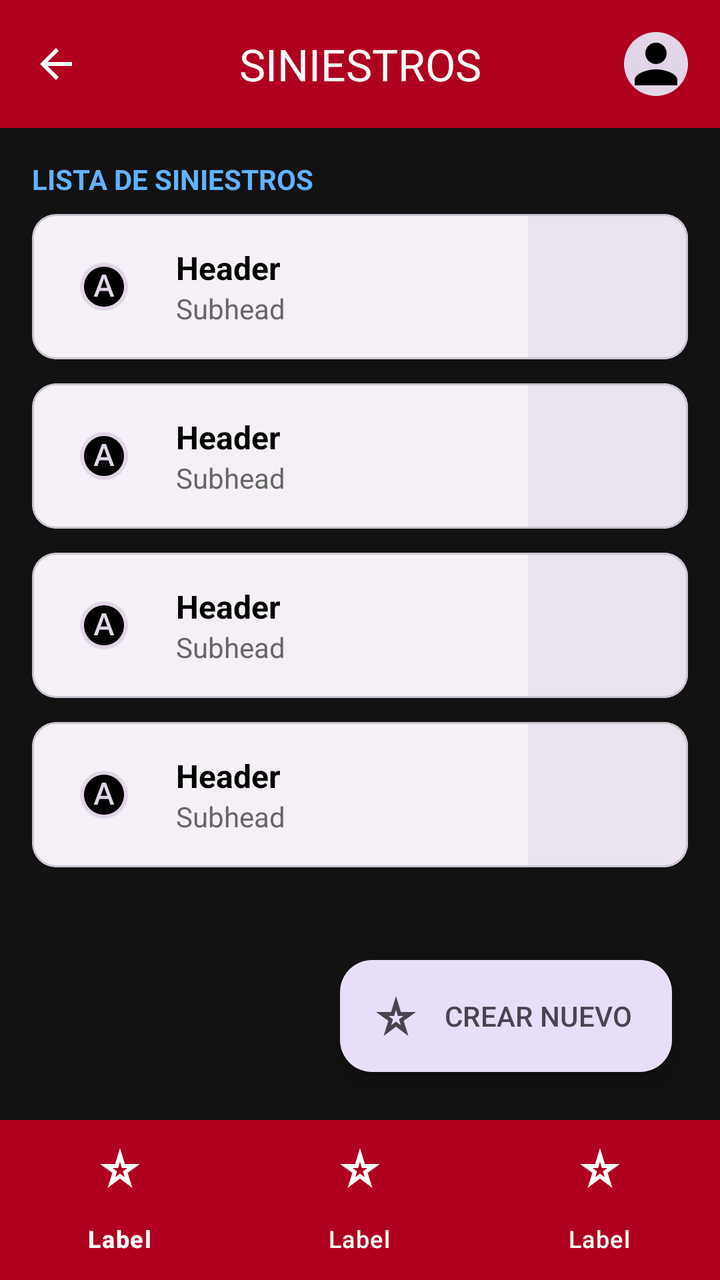
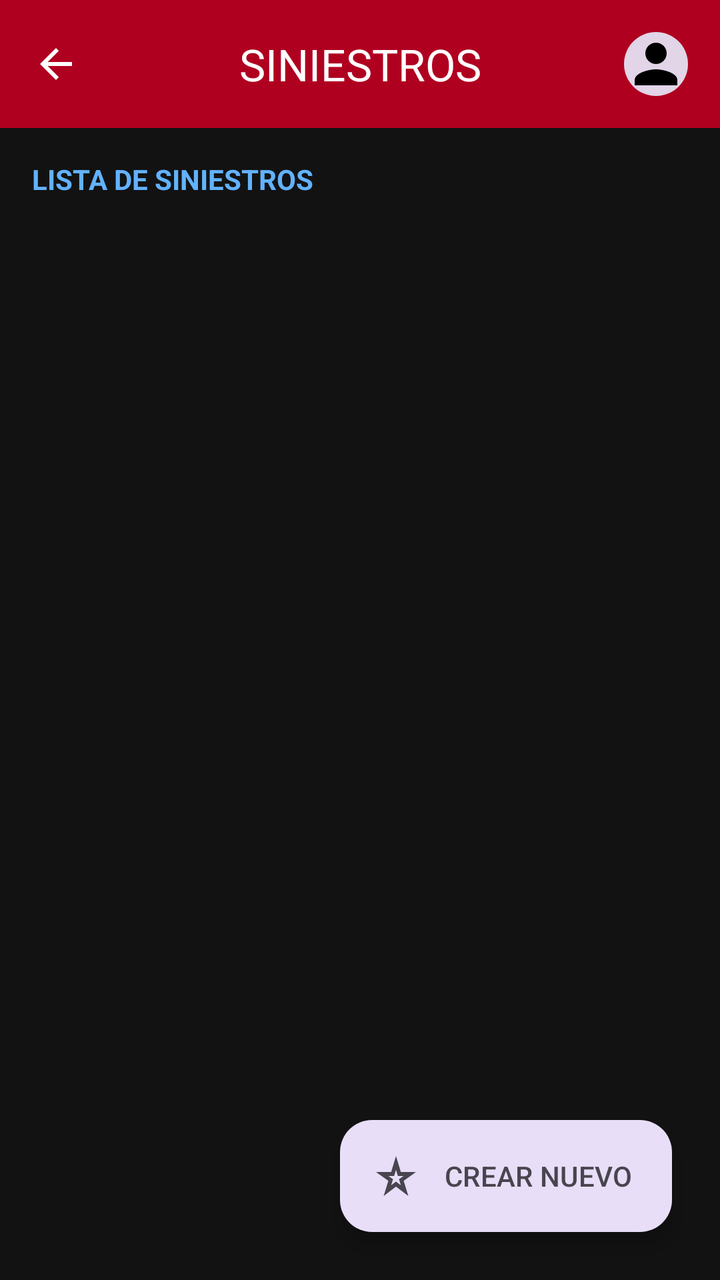

Before-and-after screenshots of an Android layout around one commit, followed by the original layout XML and the change that was made.
<!-- AndroidManifest.xml: application theme Theme.Autotechs -->
<!-- res/layout/activity_siniestros.xml -->
<?xml version="1.0" encoding="utf-8"?>
<androidx.constraintlayout.widget.ConstraintLayout
    xmlns:android="http://schemas.android.com/apk/res/android"
    xmlns:app="http://schemas.android.com/apk/res-auto"
    android:id="@+id/main"
    android:layout_width="match_parent"
    android:layout_height="match_parent"
    android:background="#121212">

    <com.google.android.material.appbar.AppBarLayout
        android:id="@+id/appBarLayout"
        android:layout_width="match_parent"
        android:layout_height="wrap_content"
        app:layout_constraintTop_toTopOf="parent">

        <com.google.android.material.appbar.MaterialToolbar
            android:id="@+id/topAppBar"
            android:layout_width="match_parent"
            android:layout_height="?attr/actionBarSize"
            android:background="#B00020"
            app:title="SINIESTROS"
            app:titleCentered="true"
            app:titleTextColor="@android:color/white"
            app:navigationIcon="@drawable/ic_back"
            app:navigationIconTint="@android:color/white">

            <com.google.android.material.imageview.ShapeableImageView
                android:layout_width="32dp"
                android:layout_height="32dp"
                android:layout_gravity="end"
                android:layout_marginEnd="16dp"
                android:background="#E1D5E7"
                android:src="@drawable/ic_profile_placeholder"
                app:shapeAppearanceOverlay="@style/CircleImageStyle" />
        </com.google.android.material.appbar.MaterialToolbar>
    </com.google.android.material.appbar.AppBarLayout>

    <TextView
        android:id="@+id/tvListaTitulo"
        android:layout_width="wrap_content"
        android:layout_height="wrap_content"
        android:layout_margin="16dp"
        android:text="LISTA DE SINIESTROS"
        android:textColor="#62B2FD"
        android:textStyle="bold"
        app:layout_constraintStart_toStartOf="parent"
        app:layout_constraintTop_toBottomOf="@id/appBarLayout" />

    <ScrollView
        android:layout_width="match_parent"
        android:layout_height="0dp"
        android:layout_marginTop="8dp"
        app:layout_constraintTop_toBottomOf="@id/tvListaTitulo"
        app:layout_constraintBottom_toTopOf="@id/bottomNavigation">

        <LinearLayout
            android:layout_width="match_parent"
            android:layout_height="wrap_content"
            android:orientation="vertical"
            android:paddingHorizontal="16dp">

            <include layout="@layout/item_cliente_card" />
            <include layout="@layout/item_cliente_card" />
            <include layout="@layout/item_cliente_card" />
            <include layout="@layout/item_cliente_card" />

        </LinearLayout>
    </ScrollView>

    <com.google.android.material.floatingactionbutton.ExtendedFloatingActionButton
        android:id="@+id/btnCrearNuevo"
        android:layout_width="wrap_content"
        android:layout_height="wrap_content"
        android:layout_margin="24dp"
        android:text="CREAR NUEVO"
        android:textColor="#49454F"
        app:backgroundTint="#E8DEF8"
        app:icon="@drawable/ic_star"
        app:iconTint="#49454F"
        app:layout_constraintBottom_toTopOf="@id/bottomNavigation"
        app:layout_constraintEnd_toEndOf="parent" />

    <com.google.android.material.bottomnavigation.BottomNavigationView
        android:id="@+id/bottomNavigation"
        android:layout_width="match_parent"
        android:layout_height="wrap_content"
        android:background="#B00020"
        app:itemIconTint="@android:color/white"
        app:itemTextColor="@android:color/white"
        app:layout_constraintBottom_toBottomOf="parent"
        app:menu="@menu/bottom_nav_menu" />

</androidx.constraintlayout.widget.ConstraintLayout>
<!-- res/layout/item_cliente_card.xml (included above) -->
<?xml version="1.0" encoding="utf-8"?>
<com.google.android.material.card.MaterialCardView
    xmlns:android="http://schemas.android.com/apk/res/android"
    xmlns:app="http://schemas.android.com/apk/res-auto"
    android:layout_width="match_parent"
    android:layout_height="wrap_content"
    android:layout_marginBottom="12dp"
    app:cardCornerRadius="12dp"
    app:cardBackgroundColor="#F5F0F6">

    <LinearLayout
        android:layout_width="match_parent"
        android:layout_height="wrap_content"
        android:orientation="horizontal">

        <LinearLayout
            android:layout_width="0dp"
            android:layout_height="wrap_content"
            android:layout_weight="1"
            android:orientation="horizontal"
            android:padding="16dp"
            android:gravity="center_vertical">

            <com.google.android.material.imageview.ShapeableImageView
                android:layout_width="40dp"
                android:layout_height="40dp"
                android:background="#E1D5E7"
                android:src="@drawable/ic_letter_a"
                android:padding="8dp"
                app:shapeAppearanceOverlay="@style/CircleImageStyle" />

            <LinearLayout
                android:layout_width="wrap_content"
                android:layout_height="wrap_content"
                android:layout_marginStart="16dp"
                android:orientation="vertical">

                <TextView
                    android:layout_width="wrap_content"
                    android:layout_height="wrap_content"
                    android:text="Header"
                    android:textColor="#000000"
                    android:textSize="16sp"
                    android:textStyle="bold" />

                <TextView
                    android:layout_width="wrap_content"
                    android:layout_height="wrap_content"
                    android:text="Subhead"
                    android:textColor="#666666"
                    android:textSize="14sp" />
            </LinearLayout>
        </LinearLayout>

        <View
            android:layout_width="80dp"
            android:layout_height="match_parent"
            android:background="#EBE4EF" />

    </LinearLayout>
</com.google.android.material.card.MaterialCardView>
<!-- resources referenced by this layout -->
<resources>
  <!-- drawable ic_back (drawable) -->
  <vector xmlns:android="http://schemas.android.com/apk/res/android" android:autoMirrored="true" android:height="24dp" android:tint="#000000" android:viewportHeight="24" android:viewportWidth="24" android:width="24dp">
        
      <path android:fillColor="@android:color/white" android:pathData="M20,11H7.83l5.59,-5.59L12,4l-8,8 8,8 1.41,-1.41L7.83,13H20v-2z"/>
      
  </vector>
  <!-- drawable ic_letter_a (drawable) -->
  <vector xmlns:android="http://schemas.android.com/apk/res/android" android:height="24dp" android:tint="#000000" android:viewportHeight="24" android:viewportWidth="24" android:width="24dp">
        
      <path android:fillColor="@android:color/white" android:pathData="M12.04,8.04l-0.09,0l-1.6,4.55l3.29,0z"/>
        
      <path android:fillColor="@android:color/white" android:pathData="M12,2C6.48,2 2,6.48 2,12s4.48,10 10,10s10,-4.48 10,-10S17.52,2 12,2zM15.21,17l-0.98,-2.81H9.78l-1,2.81h-1.9l4.13,-11h1.97l4.13,11H15.21z"/>
      
  </vector>
  <!-- drawable ic_profile_placeholder (drawable) -->
  <vector xmlns:android="http://schemas.android.com/apk/res/android" android:height="24dp" android:tint="#000000" android:viewportHeight="24" android:viewportWidth="24" android:width="24dp">
        
      <path android:fillColor="@android:color/white" android:pathData="M12,12c2.21,0 4,-1.79 4,-4s-1.79,-4 -4,-4 -4,1.79 -4,4 1.79,4 4,4zM12,14c-2.67,0 -8,1.34 -8,4v2h16v-2c0,-2.66 -5.33,-4 -8,-4z"/>
      
  </vector>
  <!-- drawable ic_star (drawable) -->
  <vector xmlns:android="http://schemas.android.com/apk/res/android" android:height="24dp" android:tint="#000000" android:viewportHeight="24" android:viewportWidth="24" android:width="24dp">
        
      <path android:fillColor="@android:color/white" android:pathData="M12,8.89L12.94,12h2.82l-2.27,1.62l0.93,3.01L12,14.79l-2.42,1.84l0.93,-3.01L8.24,12h2.82L12,8.89M12,2l-2.42,8H2l6.17,4.41L5.83,22L12,17.31L18.18,22l-2.35,-7.59L22,10h-7.58L12,2L12,2z"/>
      
  </vector>
  <style name="CircleImageStyle">
          <item name="cornerSize">50%</item>
      </style>
  <style name="Theme.Autotechs" parent="Base.Theme.Autotechs" />
  <style name="Base.Theme.Autotechs" parent="Theme.Material3.DayNight.NoActionBar">
          
          
      </style>
</resources>

<!-- the commit's change to res/layout/activity_siniestros.xml (unified diff, before → after) -->
@@ -2,6 +2,7 @@
 <androidx.constraintlayout.widget.ConstraintLayout
     xmlns:android="http://schemas.android.com/apk/res/android"
     xmlns:app="http://schemas.android.com/apk/res-auto"
+    xmlns:tools="http://schemas.android.com/tools"
     android:id="@+id/main"
     android:layout_width="match_parent"
     android:layout_height="match_parent"
@@ -46,26 +47,15 @@
         app:layout_constraintStart_toStartOf="parent"
         app:layout_constraintTop_toBottomOf="@id/appBarLayout" />
 
-    <ScrollView
+    <androidx.recyclerview.widget.RecyclerView
+        android:id="@+id/rvSiniestros"
         android:layout_width="match_parent"
         android:layout_height="0dp"
         android:layout_marginTop="8dp"
+        android:paddingHorizontal="16dp"
         app:layout_constraintTop_toBottomOf="@id/tvListaTitulo"
-        app:layout_constraintBottom_toTopOf="@id/bottomNavigation">
-
-        <LinearLayout
-            android:layout_width="match_parent"
-            android:layout_height="wrap_content"
-            android:orientation="vertical"
-            android:paddingHorizontal="16dp">
-
-            <include layout="@layout/item_cliente_card" />
-            <include layout="@layout/item_cliente_card" />
-            <include layout="@layout/item_cliente_card" />
-            <include layout="@layout/item_cliente_card" />
-
-        </LinearLayout>
-    </ScrollView>
+        app:layout_constraintBottom_toBottomOf="parent"
+        tools:listitem="@layout/item_siniestro_card" />
 
     <com.google.android.material.floatingactionbutton.ExtendedFloatingActionButton
         android:id="@+id/btnCrearNuevo"
@@ -77,21 +67,11 @@
         app:backgroundTint="#E8DEF8"
         app:icon="@drawable/ic_star"
         app:iconTint="#49454F"
-        app:layout_constraintBottom_toTopOf="@id/bottomNavigation"
+        app:layout_constraintBottom_toBottomOf="parent"
         app:layout_constraintEnd_toEndOf="parent" />
 
-    <com.google.android.material.bottomnavigation.BottomNavigationView
-        android:id="@+id/bottomNavigation"
-        android:layout_width="match_parent"
-        android:layout_height="wrap_content"
-        android:background="#B00020"
-        app:itemIconTint="@android:color/white"
-        app:itemTextColor="@android:color/white"
-        app:layout_constraintBottom_toBottomOf="parent"
-        app:menu="@menu/bottom_nav_menu" />
-
 </androidx.constraintlayout.widget.ConstraintLayout>
-<!-- res/layout/item_cliente_card.xml (included above) -->
+<!-- res/layout/item_siniestro_card.xml (included above) -->
 <?xml version="1.0" encoding="utf-8"?>
 <com.google.android.material.card.MaterialCardView
     xmlns:android="http://schemas.android.com/apk/res/android"
@@ -116,11 +96,11 @@
             android:gravity="center_vertical">
 
             <com.google.android.material.imageview.ShapeableImageView
-                android:layout_width="40dp"
-                android:layout_height="40dp"
+                android:layout_width="45dp"
+                android:layout_height="45dp"
                 android:background="#E1D5E7"
-                android:src="@drawable/ic_letter_a"
-                android:padding="8dp"
+                android:src="@drawable/ic_car"
+                android:padding="10dp"
                 app:shapeAppearanceOverlay="@style/CircleImageStyle" />
 
             <LinearLayout
@@ -130,26 +110,51 @@
                 android:orientation="vertical">
 
                 <TextView
+                    android:id="@+id/tvVehiculo"
                     android:layout_width="wrap_content"
                     android:layout_height="wrap_content"
-                    android:text="Header"
+                    android:text="Toyota Corolla"
                     android:textColor="#000000"
                     android:textSize="16sp"
                     android:textStyle="bold" />
 
                 <TextView
+                    android:id="@+id/tvPlaca"
                     android:layout_width="wrap_content"
                     android:layout_height="wrap_content"
-                    android:text="Subhead"
+                    android:text="Placa: P123-456"
                     android:textColor="#666666"
                     android:textSize="14sp" />
+
+                <TextView
+                    android:id="@+id/tvDanos"
+                    android:layout_width="wrap_content"
+                    android:layout_height="wrap_content"
+                    android:text="Daños: Estructural, Estético"
+                    android:textColor="#B00020"
+                    android:textSize="12sp"
+                    android:textStyle="italic" />
             </LinearLayout>
         </LinearLayout>
 
-        <View
-            android:layout_width="80dp"
+        <LinearLayout
+            android:layout_width="90dp"
             android:layout_height="match_parent"
-            android:background="#EBE4EF" />
+            android:background="#EBE4EF"
+            android:gravity="center"
+            android:orientation="vertical"
+            android:padding="8dp">
+
+            <TextView
+                android:id="@+id/tvEstado"
+                android:layout_width="wrap_content"
+                android:layout_height="wrap_content"
+                android:text="TALLER"
+                android:textColor="#B00020"
+                android:textSize="12sp"
+                android:textStyle="bold"
+                android:gravity="center" />
+        </LinearLayout>
 
     </LinearLayout>
 </com.google.android.material.card.MaterialCardView>
<!-- resource entries referenced after the edit -->
@@ -6,13 +6,16 @@
       <path android:fillColor="@android:color/white" android:pathData="M20,11H7.83l5.59,-5.59L12,4l-8,8 8,8 1.41,-1.41L7.83,13H20v-2z"/>
       
   </vector>
-  <!-- drawable ic_letter_a (drawable) -->
-  <vector xmlns:android="http://schemas.android.com/apk/res/android" android:height="24dp" android:tint="#000000" android:viewportHeight="24" android:viewportWidth="24" android:width="24dp">
-        
-      <path android:fillColor="@android:color/white" android:pathData="M12.04,8.04l-0.09,0l-1.6,4.55l3.29,0z"/>
-        
-      <path android:fillColor="@android:color/white" android:pathData="M12,2C6.48,2 2,6.48 2,12s4.48,10 10,10s10,-4.48 10,-10S17.52,2 12,2zM15.21,17l-0.98,-2.81H9.78l-1,2.81h-1.9l4.13,-11h1.97l4.13,11H15.21z"/>
-      
+  <!-- drawable ic_car (drawable) -->
+  <vector xmlns:android="http://schemas.android.com/apk/res/android"
+      android:width="24dp"
+      android:height="24dp"
+      android:viewportWidth="24"
+      android:viewportHeight="24"
+      android:tint="#FFFFFF">
+      <path
+          android:fillColor="@android:color/white"
+          android:pathData="M18.92,6.01C18.72,5.42 18.16,5 17.5,5H6.5c-0.66,0 -1.21,0.42 -1.42,1.01L3,12v8c0,0.55 0.45,1 1,1h1c0.55,0 1,-0.45 1,-1v-1h12v1c0,0.55 0.45,1 1,1h1c0.55,0 1,-0.45 1,-1v-8L18.92,6.01z M6.5,16c-0.83,0 -1.5,-0.67 -1.5,-1.5S5.67,13 6.5,13s1.5,0.67 1.5,1.5S7.33,16 6.5,16z M17.5,16c-0.83,0 -1.5,-0.67 -1.5,-1.5s0.67,-1.5 1.5,-1.5s1.5,0.67 1.5,1.5S18.33,16 17.5,16z M5,11l1.5,-4.5h11L19,11H5z" />
   </vector>
   <!-- drawable ic_profile_placeholder (drawable) -->
   <vector xmlns:android="http://schemas.android.com/apk/res/android" android:height="24dp" android:tint="#000000" android:viewportHeight="24" android:viewportWidth="24" android:width="24dp">
